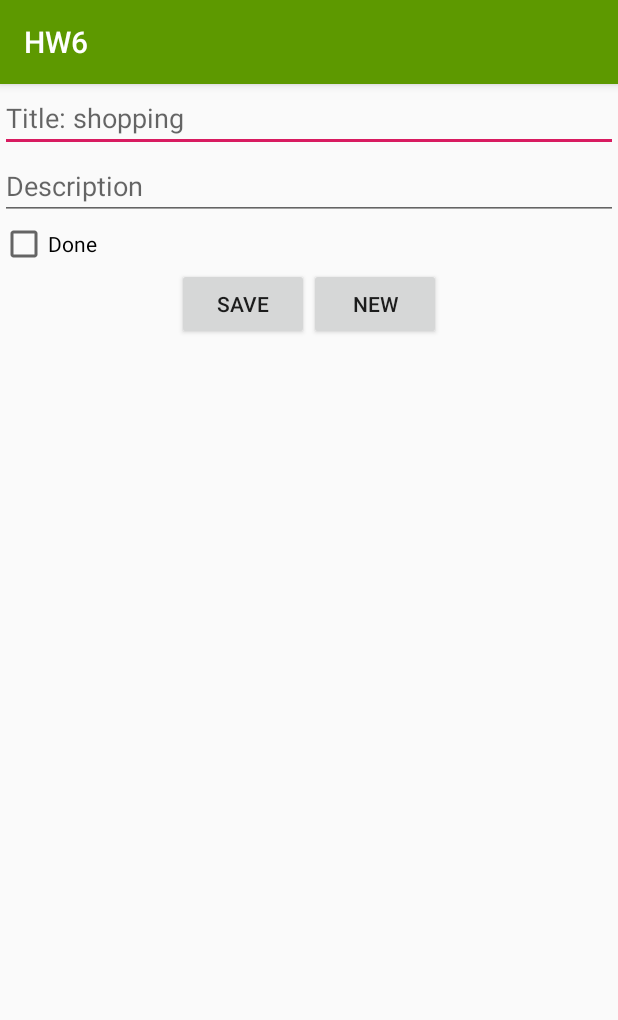
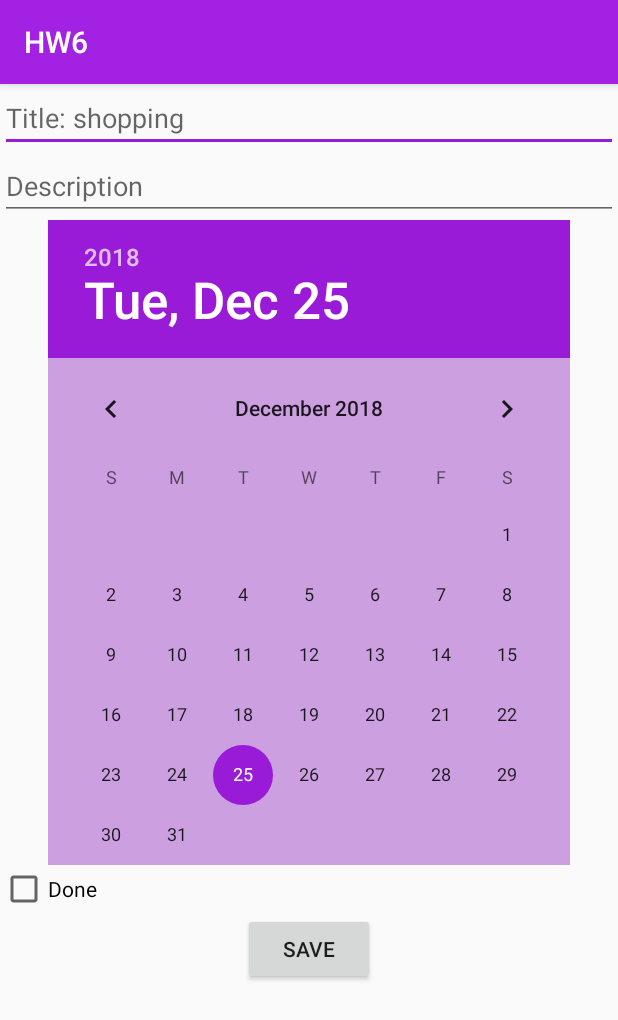
Before and after one commit to bahmanebazoo/HW6, an Android app: the AddToDoFragment screen opened directly, with no data from a screen before it, on a phone screen of 412 x 824 dp. Shown: the top 1020 px of the screen. Run offline under Robolectric (Android 15) with nearby library versions, the phone set to English and light mode, and no system bars.

Commit message:
AddToDoFragment matched with singleton.

```diff
--- a/app/src/main/java/com/example/mind/hw6/AddToDoFragment.java
+++ b/app/src/main/java/com/example/mind/hw6/AddToDoFragment.java
@@ -2,13 +2,21 @@ package com.example.mind.hw6;
 
 
 import android.os.Bundle;
+import android.support.design.widget.Snackbar;
 import android.support.v4.app.Fragment;
 import android.view.LayoutInflater;
 import android.view.View;
 import android.view.ViewGroup;
 import android.widget.Button;
 import android.widget.CheckBox;
+import android.widget.DatePicker;
 import android.widget.EditText;
+import android.widget.Toast;
+
+import com.example.mind.hw6.model.ListLab;
+import com.example.mind.hw6.model.ToDoList;
+
+import java.util.Date;
 
 
 /**
@@ -19,8 +27,10 @@ public class AddToDoFragment extends Fragment {
     private EditText mTitle;
     private EditText mDescription;
     private CheckBox mDone;
+    private DatePicker mDatePicker;
     private Button mSave;
     private Button mNext;
+    ToDoList mToDoList;
 
     public AddToDoFragment() {
         // Required empty public constructor
@@ -36,9 +46,27 @@ public class AddToDoFragment extends Fragment {
         mTitle = view.findViewById(R.id.insert_title);
         mDescription = view.findViewById(R.id.insert_description);
         mDone = view.findViewById(R.id.done_condition);
+        mDatePicker = view.findViewById(R.id.date_input);
         mSave = view.findViewById(R.id.save_to_list);
-        mNext = view.findViewById(R.id.new_to_do);
+        //mNext = view.findViewById(R.id.new_to_do);
 
+        mSave.setOnClickListener(new View.OnClickListener() {
+            @Override
+            public void onClick(View v) {
+                    mToDoList = new ToDoList(mTitle.getText().toString(), mDescription.getText().toString(), mDone.isChecked());
+                     ListLab.getInstance().addToDo(mToDoList);
+                Toast.makeText(getActivity(), "saved", Toast.LENGTH_SHORT).show();
+                    mTitle.setText("");
+                    mDescription.setText("");
+                    mTitle.setHint(R.string.title_hint);
+                    mDescription.setHint(R.string.description_hint);
+                    mDone.setChecked(false);
+
+
+
+
+            }
+        });
 
         return view;
 
--- a/app/src/main/java/com/example/mind/hw6/model/ToDoList.java
+++ b/app/src/main/java/com/example/mind/hw6/model/ToDoList.java
@@ -46,10 +46,10 @@ public class ToDoList {
         mDone = done;
     }
 
-    public ToDoList(String title, String description, UUID UUID, Date date) {
+    public ToDoList(String title, String description,boolean done) {
+        mDone=done;
         mTitle = title;
         mDescription = description;
-        mUUID = UUID;
-        mDate = date;
+       // mDate = date;
     }
 }
--- a/app/src/main/res/layout/activity_add_to_do.xml
+++ b/app/src/main/res/layout/activity_add_to_do.xml
@@ -1,5 +1,5 @@
 <?xml version="1.0" encoding="utf-8"?>
-<FrameLayout
+<ScrollView
     xmlns:android="http://schemas.android.com/apk/res/android"
     xmlns:app="http://schemas.android.com/apk/res-auto"
     xmlns:tools="http://schemas.android.com/tools"
@@ -9,4 +9,4 @@
     android:id="@+id/fragment_container"
     tools:context=".AddToDoActivity">
 
-</FrameLayout>
+</ScrollView>
--- a/app/src/main/res/layout/fragment_add_to_do.xml
+++ b/app/src/main/res/layout/fragment_add_to_do.xml
@@ -11,13 +11,23 @@
     android:id="@+id/insert_title"
     android:layout_width="match_parent"
     android:layout_height="wrap_content"
-    android:hint="Title: shopping"/>
+    android:maxLength="30"
+    android:hint="Title: shopping"
+    />
 
     <EditText
         android:id="@+id/insert_description"
         android:layout_width="match_parent"
         android:layout_height="wrap_content"
+        android:maxLines="6"
         android:hint="Description"/>
+
+    <DatePicker
+android:layout_gravity="center_horizontal"
+        android:id="@+id/date_input"
+        android:background="@color/colorBackground"
+        android:layout_width="wrap_content"
+        android:layout_height="wrap_content"></DatePicker>
 
     <CheckBox
         android:id="@+id/done_condition"
@@ -25,7 +35,6 @@
         android:layout_height="wrap_content"
         android:checked="false"
         android:text="@string/donecheckbox"/>
-
 
 
     <LinearLayout
@@ -39,11 +48,11 @@
             android:layout_height="wrap_content"
             android:text="@string/savetolist"/>
 
-        <Button
+       <!-- <Button
             android:id="@+id/new_to_do"
             android:layout_width="wrap_content"
             android:layout_height="wrap_content"
-            android:text="@string/newtodo"/>
+            android:text="@string/newtodo"/>-->
     </LinearLayout>
 
 </LinearLayout>
--- a/app/src/main/res/values/colors.xml
+++ b/app/src/main/res/values/colors.xml
@@ -1,7 +1,8 @@
 <?xml version="1.0" encoding="utf-8"?>
 <resources>
-    <color name="colorPrimary">#5d9900</color>
-    <color name="colorPrimaryDark">#528701</color>
-    <color name="colorAccent">#D81B60</color>
-    <color name="tablayouttextcolor">#040dce</color>
+    <color name="colorPrimary">#a221e2</color>
+    <color name="colorPrimaryDark">#a221e2</color>
+    <color name="colorAccent">#991bd8</color>
+    <color name="colorBackground">#cec18adc</color>
+    <color name="tablayouttextcolor">#b20b0b0b</color>
 </resources>
```
Also changed, not shown: app/src/main/java/com/example/mind/hw6/model/ListLab.java (+9 -0 lines), app/src/main/res/layout/activity_main.xml (+4 -3 lines).
